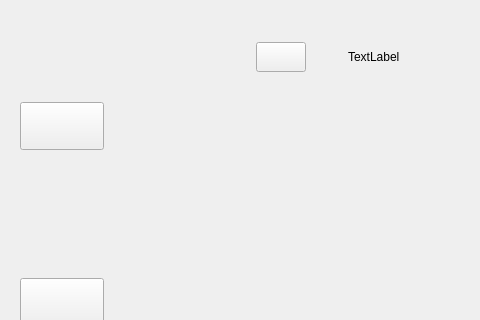
Qt form client/TinyChat/widget.ui (kleeper914/TinyChat) before a commit; both pictures show x 0 to 480 and y 0 to 320 of the 1056 by 709 pixel window.
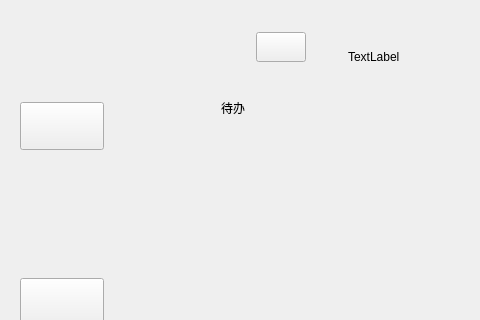
The same form after that commit. Icons and pictures are not drawn.

Diff of the .ui file:
```diff
--- a/client/TinyChat/widget.ui
+++ b/client/TinyChat/widget.ui
@@ -134,7 +134,7 @@
    </item>
    <item>
     <widget class="QWidget" name="chatInfoWidget" native="true">
-     <layout class="QVBoxLayout" name="verticalLayout_4" stretch="1,8">
+     <layout class="QVBoxLayout" name="verticalLayout_4" stretch="1,1,10">
       <item>
        <widget class="QWidget" name="searchAddWidget" native="true">
         <layout class="QHBoxLayout" name="horizontalLayout_4">
@@ -180,6 +180,35 @@
         </layout>
        </widget>
       </item>
+      <item>
+       <widget class="QWidget" name="widget_TODO" native="true">
+        <layout class="QHBoxLayout" name="horizontalLayout_5">
+         <item>
+          <widget class="QPushButton" name="pushButton_TODO">
+           <property name="text">
+            <string>       待办</string>
+           </property>
+           <property name="icon">
+            <iconset resource="TinyChat.qrc">
+             <normaloff>:/images/images/TODO.ico</normaloff>:/images/images/TODO.ico</iconset>
+           </property>
+           <property name="iconSize">
+            <size>
+             <width>32</width>
+             <height>32</height>
+            </size>
+           </property>
+           <property name="autoRepeat">
+            <bool>false</bool>
+           </property>
+           <property name="flat">
+            <bool>true</bool>
+           </property>
+          </widget>
+         </item>
+        </layout>
+       </widget>
+      </item>
       <item>
        <widget class="QStackedWidget" name="stackedWidget_button">
         <property name="currentIndex">
```
Left out of the diff: 12 changed lines with no effect on the pictures.
